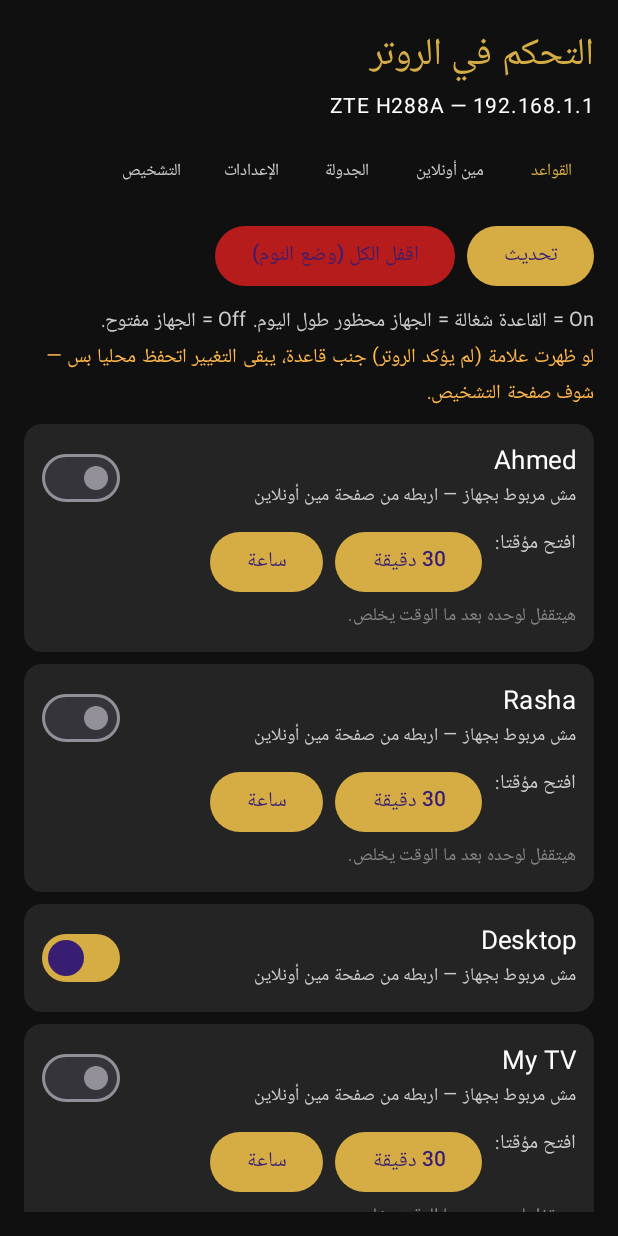
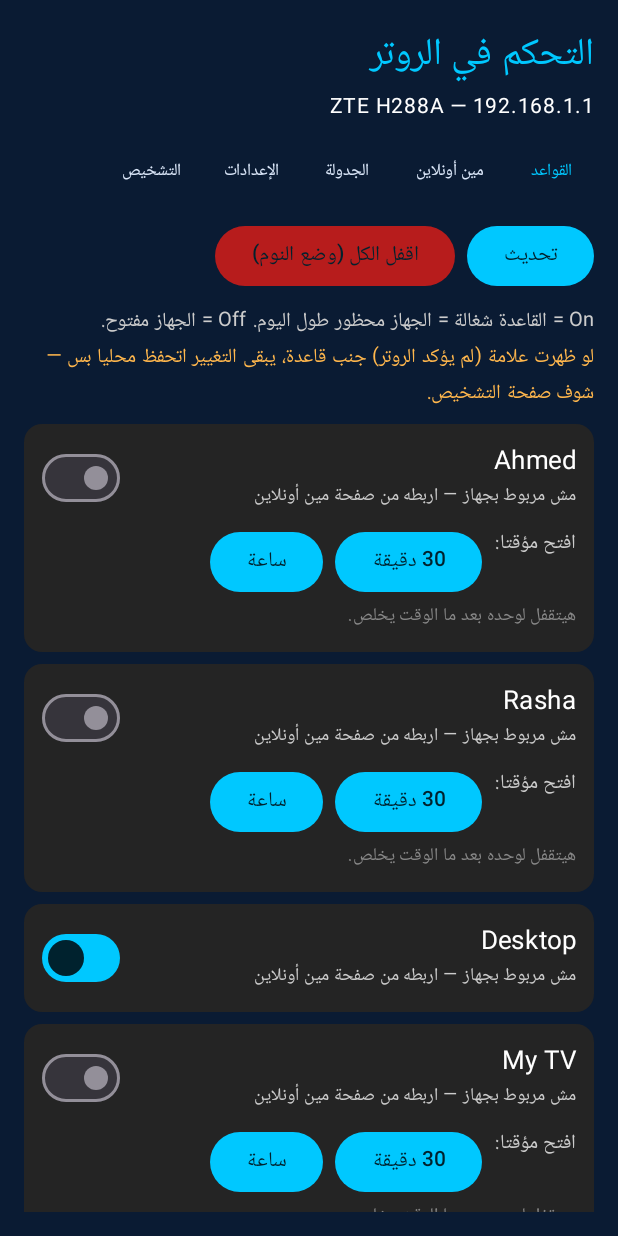
Before and after one commit to kader6000-cmd/RouterControl, an Android app built with Jetpack Compose: the screen it shows after launch (MainActivity), on a phone screen of 412 x 824 dp. Run offline under Robolectric (Android 15) with nearby library versions, the phone set to English and light mode, and no system bars; 1 statement that could not run was skipped.

Commit message:
RouterControl v1.9.6: add app/src/main/java/com/routercontrol/app/MainActivity.kt

```diff
--- a/app/src/main/java/com/routercontrol/app/MainActivity.kt
+++ b/app/src/main/java/com/routercontrol/app/MainActivity.kt
@@ -21,9 +21,12 @@ import com.routercontrol.app.ui.RouterViewModel
 import com.routercontrol.app.ui.Screens
 import kotlinx.coroutines.launch
 
-private val Black = Color(0xFF101010)
-private val Gold = Color(0xFFD6AD45)
-private val Panel = Color(0xFF242424)
+// Bright vivid theme (v1.9.6): deep navy background, vivid cyan primary,
+// bright orange secondary, royal-blue panels — replaces the old gold/black.
+private val Navy = Color(0xFF0A1B33)
+private val Cyan = Color(0xFF00C8FF)
+private val Orange = Color(0xFFFF9500)
+private val Panel = Color(0xFF17407E)
 
 class MainActivity : ComponentActivity() {
     override fun onCreate(savedInstanceState: Bundle?) {
@@ -33,7 +36,7 @@ class MainActivity : ComponentActivity() {
             val state by vm.state.collectAsState()
             var unlocked by remember { mutableStateOf(false) }
             CompositionLocalProvider(LocalLayoutDirection provides LayoutDirection.Rtl) {
-                MaterialTheme(colorScheme = darkColorScheme(primary = Gold, background = Black, surface = Panel)) {
+                MaterialTheme(colorScheme = darkColorScheme(primary = Cyan, secondary = Orange, tertiary = Color(0xFFB388FF), background = Navy, surface = Panel, onPrimary = Color(0xFF00222E), onSecondary = Color(0xFF2A1500))) {
                     if (state.pinSet && !unlocked) {
                         PinScreen(vm) { unlocked = true }
                     } else {
@@ -55,14 +58,14 @@ private fun PinScreen(vm: RouterViewModel, onUnlock: () -> Unit) {
         isSetup = !vm.isPinSet()
     }
     Column(
-        Modifier.fillMaxSize().background(Black).padding(24.dp),
+        Modifier.fillMaxSize().background(Navy).padding(24.dp),
         verticalArrangement = Arrangement.Center,
         horizontalAlignment = Alignment.CenterHorizontally
     ) {
-        Text(if (isSetup) "عيّن رقم سري للتطبيق" else "اكتب الرقم السري", color = Gold, fontSize = 22.sp)
+        Text(if (isSetup) "عيّن رقم سري للتطبيق" else "اكتب الرقم السري", color = Cyan, fontSize = 22.sp)
         Text(
             "4 أرقام — عشان العيال ما يفتحوش التطبيق ويفكّوا الحظر بنفسهم",
-            color = Color.LightGray, fontSize = 14.sp
+            color = Color(0xFFDCE8FA), fontSize = 14.sp
         )
         Spacer(Modifier.height(16.dp))
         OutlinedTextField(
@@ -100,7 +103,7 @@ private fun PinScreen(vm: RouterViewModel, onUnlock: () -> Unit) {
         Spacer(Modifier.height(12.dp))
         Text(
             "لو نسيت الرقم: امسح بيانات التطبيق من إعدادات الموبايل (هيتمسح معاها إعدادات الروتر المحفوظة).",
-            color = Color.Gray, fontSize = 12.sp
+            color = Color(0xFF9DB8DC), fontSize = 12.sp
         )
     }
 }
@@ -109,8 +112,8 @@ private fun PinScreen(vm: RouterViewModel, onUnlock: () -> Unit) {
 private fun AppShell(vm: RouterViewModel) {
     val state by vm.state.collectAsState()
     var page by remember { mutableStateOf("rules") }
-    Column(Modifier.fillMaxSize().background(Black).padding(16.dp)) {
-        Text("التحكم في الروتر", color = Gold, fontSize = 25.sp)
+    Column(Modifier.fillMaxSize().background(Navy).padding(16.dp)) {
+        Text("التحكم في الروتر", color = Cyan, fontSize = 25.sp)
         Text("ZTE H288A — 192.168.1.1", color = Color.White, fontSize = 14.sp)
         if (state.message != null) {
             Spacer(Modifier.height(8.dp))
@@ -126,7 +129,7 @@ private fun AppShell(vm: RouterViewModel) {
                 "diag" to "التشخيص"
             ).forEach { (key, label) ->
                 TextButton(onClick = { page = key }) {
-                    Text(label, color = if (page == key) Gold else Color.LightGray, fontSize = 11.sp)
+                    Text(label, color = if (page == key) Cyan else Color(0xFFDCE8FA), fontSize = 11.sp)
                 }
             }
         }
```
